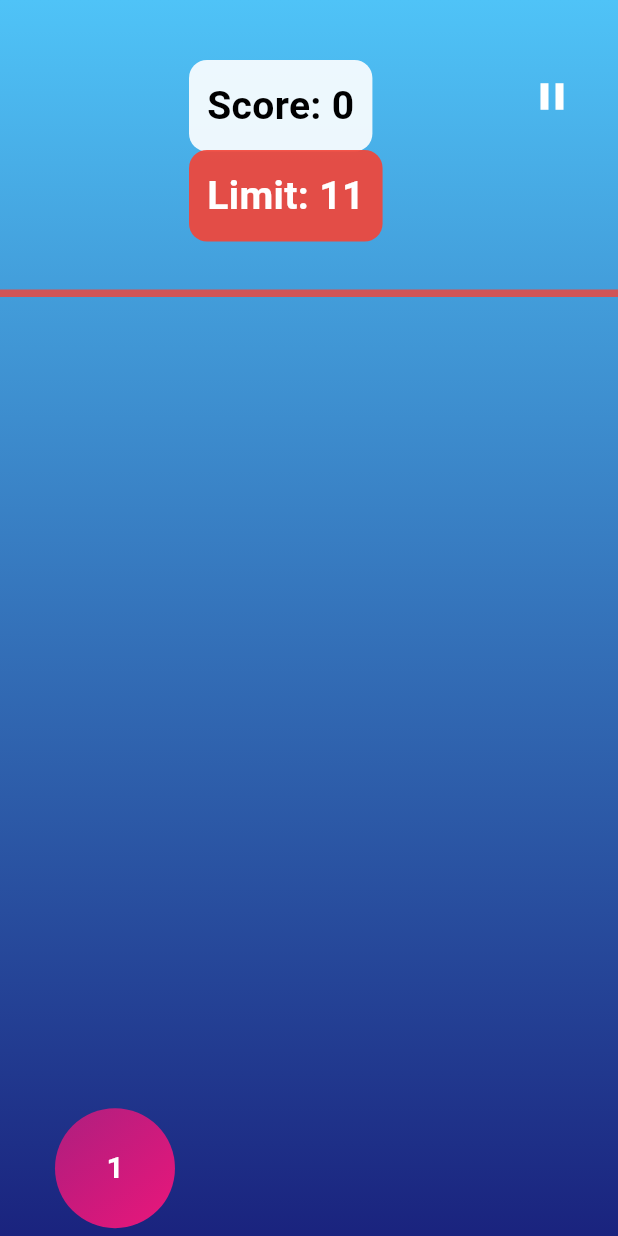
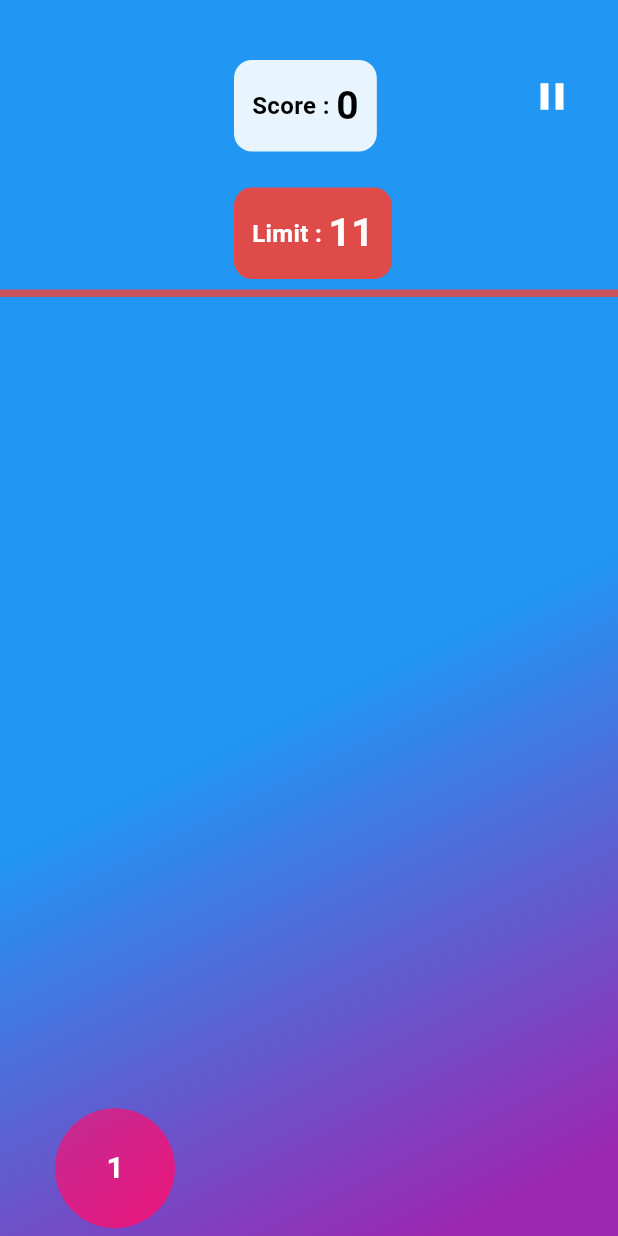
Before and after one commit to nt4c1/MD-Tally, a Flutter app: the screen it shows after launch, after a tap on "Play", on a phone screen of 412 x 824 dp. Run offline on Flutter 3.47's test engine with Material 3 defaults, Android fonts, the light colour scheme and no system bars; our stand-ins replace audioplayers, cloud_firestore, firebase_core, firebase_database, font_awesome_flutter; accounts and stored records are empty; network calls fail.

Commit message:
UI+collissionspecial

```diff
--- a/lib/game_logic.dart
+++ b/lib/game_logic.dart
@@ -159,7 +159,6 @@ class GameLogic {
 
         // If it's a power-up balloon, trigger the effect and mark for removal
         if (balloon is PowerUpBalloon) {
-          triggerPowerUpEffect(balloon);
           balloons.removeAt(i);
         }
       }
@@ -279,17 +278,24 @@ class GameLogic {
   void mergeBalloons() {
     for (int i = 0; i < balloons.length; i++) {
       for (int j = i + 1; j < balloons.length; j++) {
+        // Skip merging if either balloon is a PowerUpBalloon
+        if (balloons[i] is PowerUpBalloon || balloons[j] is PowerUpBalloon) {
+          continue;
+        }
+
+        // Check if balloons are close enough and have the same value
         if ((balloons[i].x - balloons[j].x).abs() < balloonSize &&
             (balloons[i].y - balloons[j].y).abs() < balloonSize &&
             balloons[i].value == balloons[j].value) {
-            balloons[i].value += balloons[j].value;
-            balloons.removeAt(j);
-            score += balloons[i].value;
-            break;
+          balloons[i].value += balloons[j].value; // Merge values
+          balloons.removeAt(j); // Remove the second balloon
+          score += balloons[i].value; // Update score
+          break; // Break to avoid skipping balloons due to shifting indices
         }
       }
     }
   }
+
   /// Resets the game state
     void resetGame() {
       balloons.clear();
--- a/lib/main.dart
+++ b/lib/main.dart
@@ -19,6 +19,54 @@ class MyApp extends StatelessWidget {
       debugShowCheckedModeBanner: false,
       theme: ThemeData(primarySwatch: Colors.blue),
       home: GameScreen(),
+    );
+  }
+}
+// Reusable InfoDisplay Widget
+class InfoDisplay extends StatelessWidget {
+  final String label;
+  final String value;
+  final Color backgroundColor;
+  final Color textColor;
+
+  const InfoDisplay({
+    Key? key,
+    required this.label,
+    required this.value,
+    this.backgroundColor = Colors.white,
+    this.textColor = Colors.black,
+  }) : super(key: key);
+
+  @override
+  Widget build(BuildContext context) {
+    return Container(
+      padding: EdgeInsets.all(12),
+      decoration: BoxDecoration(
+        color: backgroundColor.withOpacity(0.9),
+        borderRadius: BorderRadius.circular(12),
+      ),
+      child: Row(
+        mainAxisSize: MainAxisSize.min,
+        children: [
+          Text(
+            label,
+            style: TextStyle(
+              fontSize: 16,
+              fontWeight: FontWeight.bold,
+              color: textColor,
+            ),
+          ),
+          SizedBox(height: 4),
+          Text(
+            value,
+            style: TextStyle(
+              fontSize: 26,
+              fontWeight: FontWeight.bold,
+              color: textColor,
+            ),
+          ),
+        ],
+      ),
     );
   }
 }
@@ -71,7 +119,7 @@ class _GameScreenState extends State<GameScreen> with TickerProviderStateMixin {
 
     // Timer to update positions and merge balloons
     _movementTimer = Timer.periodic(Duration(milliseconds: 30), (timer) {
-      if (!_isPaused){
+      if (!_isPaused) {
         setState(() {
           _gameLogic.updateBalloonPositions(MediaQuery
               .of(context)
@@ -79,13 +127,16 @@ class _GameScreenState extends State<GameScreen> with TickerProviderStateMixin {
               .height);
           _gameLogic.mergeBalloons();
         });
-    }});
       }
+    });
+  }
+
   void _togglePause() {
     setState(() {
-      _isPaused = !_isPaused;  // Toggle the paused state
+      _isPaused = !_isPaused; // Toggle the paused state
     });
   }
+
   // Add this method to navigate to the HomePage
   void _goToHomepage() {
     Navigator.pushReplacement(
@@ -93,7 +144,6 @@ class _GameScreenState extends State<GameScreen> with TickerProviderStateMixin {
       MaterialPageRoute(builder: (context) => HomePage()),
     );
   }
-
 
 
   void _saveToFirebase() async {
@@ -120,6 +170,7 @@ class _GameScreenState extends State<GameScreen> with TickerProviderStateMixin {
     }
   }
 
+
   @override
   void dispose() {
     _balloonTimer.cancel();
@@ -138,13 +189,18 @@ class _GameScreenState extends State<GameScreen> with TickerProviderStateMixin {
     return Scaffold(
       body: Stack(
         children: [
+          // Animated Background
           Positioned.fill(
             child: AnimatedBackground(),
           ),
-          // Background Gradient
-          Positioned(
+
+          // Game Title
+          /*Positioned(
             top: 50,
-              left: MediaQuery.of(context).size.width / 2 - 100,
+            left: MediaQuery
+                .of(context)
+                .size
+                .width / 2 - 100,
             child: AnimatedText(
               text: 'Spirit Tube',
               style: TextStyle(
@@ -154,6 +210,8 @@ class _GameScreenState extends State<GameScreen> with TickerProviderStateMixin {
               ),
             ),
           ),
+*/
+          // Pause Button
           Positioned(
             top: 40,
             right: 20,
@@ -166,15 +224,6 @@ class _GameScreenState extends State<GameScreen> with TickerProviderStateMixin {
               onPressed: _togglePause,
             ),
           ),
-          Container(
-            decoration: BoxDecoration(
-              gradient: LinearGradient(
-                begin: Alignment.topCenter,
-                end: Alignment.bottomCenter,
-                colors: [Colors.lightBlue.shade300, Colors.indigo.shade900],
-              ),
-            ),
-          ),
 
           // Score Display
           Positioned(
@@ -182,70 +231,41 @@ class _GameScreenState extends State<GameScreen> with TickerProviderStateMixin {
             left: MediaQuery
                 .of(context)
                 .size
-                .width / 2 - 80,
-            child: Container(
-              padding: EdgeInsets.all(12),
-              decoration: BoxDecoration(
-                color: Colors.white.withOpacity(0.9),
-                borderRadius: BorderRadius.circular(12),
-              ),
-              child: Text(
-                'Score: ${_gameLogic.score}',
-                style: TextStyle(
-                  fontSize: 26,
-                  fontWeight: FontWeight.bold,
-                  color: Colors.black,
-                ),
-              ),
+                .width / 2 - 50,
+            child: InfoDisplay(
+              label: 'Score : ',
+              value: '${_gameLogic.score}',
+              backgroundColor: Colors.white,
+              textColor: Colors.black,
             ),
           ),
 
-          //Pause Button
-          Positioned(
-            top: 40,
-            right: 20,
-            child: IconButton(
-              icon: Icon(
-                _isPaused ? Icons.play_arrow : Icons.pause,
-                color: Colors.white,
-                size: 30,
-              ),
-              onPressed: _togglePause,
-            ),
-          ),
           // Limit Display
           Positioned(
-            top: 100,
+            top: 125,
             left: MediaQuery
                 .of(context)
                 .size
-                .width / 2 - 80,
-            child: Container(
-              padding: EdgeInsets.all(12),
-              decoration: BoxDecoration(
-                color: Colors.red.withOpacity(0.9),
-                borderRadius: BorderRadius.circular(12),
-              ),
-              child: Text(
-                "Limit: ${_gameLogic.limit}",
-                style: TextStyle(
-                  fontSize: 26,
-                  fontWeight: FontWeight.bold,
-                  color: Colors.white,
-                ),
-              ),
+                .width / 2 - 50,
+            child: InfoDisplay(
+                label: 'Limit : ',
+                value: '${_gameLogic.limit}',
+              backgroundColor: Colors.red,
+              textColor: Colors.white,
             ),
           ),
 
+          // Limit Threshold Line
           Positioned(
-            top: 193, // Positioned just below "Limit"
+            top: 193,
             left: 0,
             right: 0,
             child: Container(
-              height: 5, // Thickness of the line
+              height: 5,
               color: Colors.red.withOpacity(0.8),
             ),
           ),
+
           // Balloons
           ..._gameLogic.balloons.map((balloon) {
             return Positioned(
@@ -255,21 +275,21 @@ class _GameScreenState extends State<GameScreen> with TickerProviderStateMixin {
                 onPanUpdate: (details) {
                   setState(() {
                     balloon.x = (balloon.x + details.delta.dx)
-                        .clamp(0.0, MediaQuery.of(context).size.width - _gameLogic.balloonSize);
-                    balloon.y = (balloon.y + details.delta.dy).clamp(_gameLogic.reservedScoreHeight + _gameLogic.balloonSize,
-                        MediaQuery.of(context).size.height - _gameLogic.balloonSize);
+                        .clamp(0.0, MediaQuery
+                        .of(context)
+                        .size
+                        .width - _gameLogic.balloonSize);
+                    balloon.y = (balloon.y + details.delta.dy)
+                        .clamp(193 + _gameLogic.balloonSize,
+                        screenHeight - _gameLogic.balloonSize);
                   });
                 },
-                onPanEnd: (details) {
-                  setState(() {
-                    _gameLogic.mergeBalloons();
-                  });
-                },
+                onPanEnd: (_) => _gameLogic.mergeBalloons(),
                 onDoubleTap: () {
                   if (balloon is PowerUpBalloon) {
                     PowerUpBalloon powerUpBalloon = balloon as PowerUpBalloon;
                     setState(() {
-                      _gameLogic.triggerPowerUpEffect(powerUpBalloon); // Call the effect
+                      _gameLogic.triggerPowerUpEffect(powerUpBalloon);
                     });
                   }
                 },
@@ -279,10 +299,9 @@ class _GameScreenState extends State<GameScreen> with TickerProviderStateMixin {
                   decoration: BoxDecoration(
                     shape: BoxShape.circle,
                     gradient: balloon is PowerUpBalloon
-                        ? LinearGradient(colors: [
-                      Colors.yellowAccent,
-                      Colors.orangeAccent
-                    ])
+                        ? LinearGradient(
+                      colors: [Colors.yellowAccent, Colors.orangeAccent],
+                    )
                         : LinearGradient(
                       colors: [balloon.color.withOpacity(0.7), balloon.color],
                       begin: Alignment.topLeft,
@@ -325,13 +344,17 @@ class _GameScreenState extends State<GameScreen> with TickerProviderStateMixin {
                   children: [
                     Text(
                       'Game Over',
-                      style: TextStyle(fontSize: 32,
+                      style: TextStyle(
+                        fontSize: 32,
                         fontWeight: FontWeight.bold,
-                          color: Colors.red),
+                        color: Colors.red,
+                      ),
                     ),
                     SizedBox(height: 10),
-                    Text('Your score: ${_gameLogic.score}',
-                        style: TextStyle(fontSize: 20)),
+                    Text(
+                      'Your score: ${_gameLogic.score}',
+                      style: TextStyle(fontSize: 20),
+                    ),
                     SizedBox(height: 10),
                     TextField(
                       controller: _nameController,
@@ -342,10 +365,15 @@ class _GameScreenState extends State<GameScreen> with TickerProviderStateMixin {
                         fillColor: Colors.grey.shade200,
                       ),
                     ),
-                    SizedBox(height: 15),
+                    SizedBox(height: 25),
                     CustomButton(label: 'Submit', onPressed: _saveToFirebase),
-                    CustomButton(label: 'Restart', onPressed: _gameLogic.resetGame),
-                    CustomButton(label: 'Go to Homepage', onPressed: _goToHomepage),
+                    SizedBox(height: 10),
+                    CustomButton(
+                        label: 'Restart', onPressed: _gameLogic.resetGame),
+                    SizedBox(height: 10),
+                    CustomButton(
+                        label: 'Go to Homepage', onPressed: _goToHomepage),
+
                   ],
                 ),
               ),
```
Also changed, not shown: icons/2048.png, 1 other file. Lines whose indentation alone changed are shown as unchanged.
